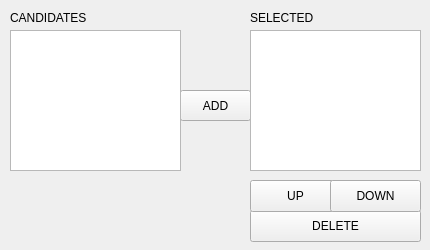
First picture: the form in wavemeter_dashboard/view/ui/ui_data_select.ui, repository JQIamo/Wavemeter-Dashboard, before the edit.
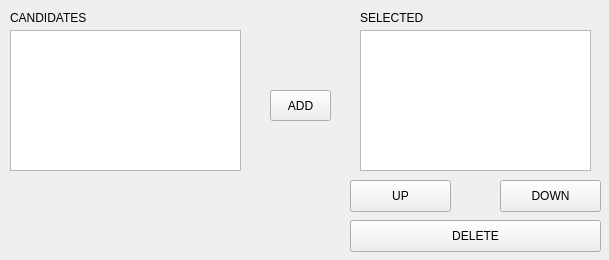
Second picture: the form after the edit.

Commit message: fix(ui): ui size problem

```diff
--- a/wavemeter_dashboard/view/ui/ui_data_select.ui
+++ b/wavemeter_dashboard/view/ui/ui_data_select.ui
@@ -6,8 +6,8 @@
    <rect>
     <x>0</x>
     <y>0</y>
-    <width>430</width>
-    <height>250</height>
+    <width>609</width>
+    <height>260</height>
    </rect>
   </property>
   <property name="sizePolicy">
@@ -18,8 +18,8 @@
   </property>
   <property name="minimumSize">
    <size>
-    <width>430</width>
-    <height>250</height>
+    <width>609</width>
+    <height>260</height>
    </size>
   </property>
   <property name="windowTitle">
@@ -28,9 +28,9 @@
   <widget class="QPushButton" name="addBtn">
    <property name="geometry">
     <rect>
-     <x>180</x>
+     <x>270</x>
      <y>90</y>
-     <width>71</width>
+     <width>61</width>
      <height>31</height>
     </rect>
    </property>
@@ -54,9 +54,9 @@
   <widget class="QLabel" name="label_2">
    <property name="geometry">
     <rect>
-     <x>250</x>
+     <x>360</x>
      <y>10</y>
-     <width>71</width>
+     <width>101</width>
      <height>16</height>
     </rect>
    </property>
@@ -67,9 +67,9 @@
   <widget class="QPushButton" name="deleteBtn">
    <property name="geometry">
     <rect>
-     <x>250</x>
-     <y>210</y>
-     <width>171</width>
+     <x>350</x>
+     <y>220</y>
+     <width>251</width>
      <height>32</height>
     </rect>
    </property>
@@ -80,9 +80,9 @@
   <widget class="QPushButton" name="upBtn">
    <property name="geometry">
     <rect>
-     <x>250</x>
+     <x>350</x>
      <y>180</y>
-     <width>91</width>
+     <width>101</width>
      <height>32</height>
     </rect>
    </property>
@@ -93,9 +93,9 @@
   <widget class="QPushButton" name="downBtn">
    <property name="geometry">
     <rect>
-     <x>330</x>
+     <x>500</x>
      <y>180</y>
-     <width>91</width>
+     <width>101</width>
      <height>32</height>
     </rect>
    </property>
@@ -108,7 +108,7 @@
     <rect>
      <x>10</x>
      <y>30</y>
-     <width>171</width>
+     <width>231</width>
      <height>141</height>
     </rect>
    </property>
@@ -116,9 +116,9 @@
   <widget class="QListWidget" name="selectedList">
    <property name="geometry">
     <rect>
-     <x>250</x>
+     <x>360</x>
      <y>30</y>
-     <width>171</width>
+     <width>231</width>
      <height>141</height>
     </rect>
    </property>
```
The commit also changes 2 other files.
